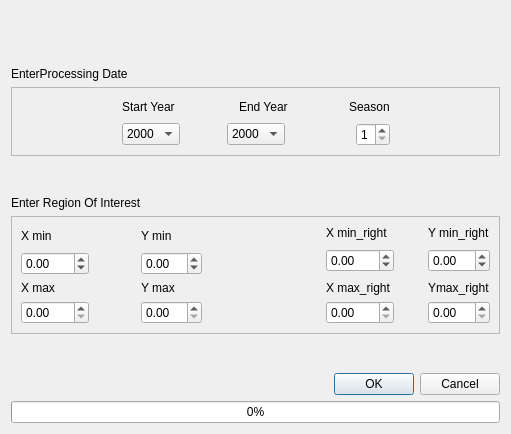
Above: drought_indexer_dialog_base.ui from john-ngugi/drought_indexer before the change. Below: the same form after it.
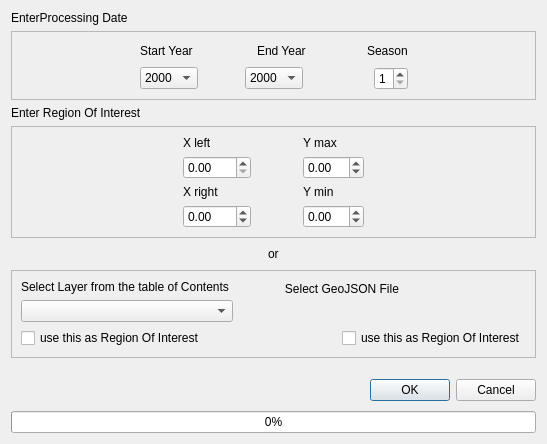
That is the form after the change. Custom widgets are drawn as their Qt base class.

The edit to the form file:
```diff
--- a/drought_indexer_dialog_base.ui
+++ b/drought_indexer_dialog_base.ui
@@ -6,35 +6,22 @@
    <rect>
     <x>0</x>
     <y>0</y>
-    <width>511</width>
-    <height>434</height>
+    <width>547</width>
+    <height>444</height>
    </rect>
   </property>
   <property name="windowTitle">
    <string>SADI Processor</string>
   </property>
-  <layout class="QGridLayout" name="gridLayout_5">
-   <item row="0" column="2">
-    <spacer name="verticalSpacer_5">
-     <property name="orientation">
-      <enum>Qt::Vertical</enum>
-     </property>
-     <property name="sizeHint" stdset="0">
-      <size>
-       <width>20</width>
-       <height>56</height>
-      </size>
-     </property>
-    </spacer>
-   </item>
-   <item row="1" column="0">
+  <layout class="QGridLayout" name="gridLayout_8">
+   <item row="0" column="0">
     <widget class="QLabel" name="label_6">
      <property name="text">
       <string>EnterProcessing Date</string>
      </property>
     </widget>
    </item>
-   <item row="2" column="0" colspan="3">
+   <item row="1" column="0" colspan="3">
     <widget class="QFrame" name="frame_2">
      <property name="frameShape">
       <enum>QFrame::StyledPanel</enum>
@@ -408,30 +395,56 @@
         </item>
        </layout>
       </item>
-     </layout>
-    </widget>
-   </item>
-   <item row="3" column="2">
-    <spacer name="verticalSpacer_4">
+      <item row="0" column="0" rowspan="2">
+       <spacer name="horizontalSpacer_6">
      <property name="orientation">
-      <enum>Qt::Vertical</enum>
+         <enum>Qt::Horizontal</enum>
      </property>
      <property name="sizeHint" stdset="0">
       <size>
-       <width>20</width>
-       <height>24</height>
+          <width>89</width>
+          <height>20</height>
       </size>
      </property>
     </spacer>
    </item>
-   <item row="4" column="0">
+     </layout>
+    </widget>
+   </item>
+   <item row="2" column="0">
     <widget class="QLabel" name="label_5">
      <property name="text">
       <string>Enter Region Of Interest</string>
      </property>
     </widget>
    </item>
-   <item row="5" column="0" colspan="3">
+   <item row="2" column="1">
+    <spacer name="verticalSpacer_4">
+     <property name="orientation">
+      <enum>Qt::Vertical</enum>
+     </property>
+     <property name="sizeHint" stdset="0">
+      <size>
+       <width>20</width>
+       <height>24</height>
+      </size>
+     </property>
+    </spacer>
+   </item>
+   <item row="2" column="2">
+    <spacer name="verticalSpacer_3">
+     <property name="orientation">
+      <enum>Qt::Vertical</enum>
+     </property>
+     <property name="sizeHint" stdset="0">
+      <size>
+       <width>20</width>
+       <height>10</height>
+      </size>
+     </property>
+    </spacer>
+   </item>
+   <item row="3" column="0" colspan="3">
     <widget class="QFrame" name="frame">
      <property name="frameShape">
       <enum>QFrame::StyledPanel</enum>
@@ -439,24 +452,40 @@
      <property name="frameShadow">
       <enum>QFrame::Raised</enum>
      </property>
-     <layout class="QGridLayout" name="gridLayout_3">
+     <layout class="QGridLayout" name="gridLayout_2">
       <item row="0" column="0">
+       <spacer name="horizontalSpacer_3">
+        <property name="orientation">
+         <enum>Qt::Horizontal</enum>
+        </property>
+        <property name="sizeHint" stdset="0">
+         <size>
+          <width>151</width>
+          <height>20</height>
+         </size>
+        </property>
+       </spacer>
+      </item>
+      <item row="0" column="1">
        <layout class="QGridLayout" name="gridLayout">
         <item row="0" column="0">
-         <widget class="QLabel" name="xMin">
+         <widget class="QLabel" name="xMax">
           <property name="text">
-           <string>X min</string>
+           <string>X left</string>
           </property>
          </widget>
         </item>
+        <item row="1" column="0">
+         <widget class="QDoubleSpinBox" name="sbXmax"/>
+        </item>
         <item row="1" column="2">
-         <widget class="QDoubleSpinBox" name="sbYmin">
+         <widget class="QDoubleSpinBox" name="sbYmax">
           <property name="minimum">
            <double>-90.000000000000000</double>
           </property>
          </widget>
         </item>
-        <item row="1" column="1" rowspan="2">
+        <item row="3" column="1">
          <spacer name="verticalSpacer_2">
           <property name="orientation">
            <enum>Qt::Vertical</enum>
@@ -469,56 +498,57 @@
           </property>
          </spacer>
         </item>
-        <item row="0" column="2">
+        <item row="3" column="2">
+         <widget class="QDoubleSpinBox" name="sbYmin">
+          <property name="minimum">
+           <double>-90.000000000000000</double>
+          </property>
+         </widget>
+        </item>
+        <item row="1" column="1" rowspan="2">
+         <spacer name="horizontalSpacer_2">
+          <property name="orientation">
+           <enum>Qt::Horizontal</enum>
+          </property>
+          <property name="sizeHint" stdset="0">
+           <size>
+            <width>40</width>
+            <height>20</height>
+           </size>
+          </property>
+         </spacer>
+        </item>
+        <item row="2" column="2">
          <widget class="QLabel" name="yMin">
           <property name="text">
            <string>Y min</string>
           </property>
          </widget>
         </item>
-        <item row="1" column="0">
-         <widget class="QDoubleSpinBox" name="sbXmin">
-          <property name="minimum">
-           <double>-180.000000000000000</double>
-          </property>
-         </widget>
-        </item>
-        <item row="2" column="2">
+        <item row="0" column="2">
          <widget class="QLabel" name="XMax">
           <property name="text">
            <string>Y max</string>
           </property>
          </widget>
         </item>
-        <item row="3" column="2">
-         <widget class="QDoubleSpinBox" name="sbYmax"/>
-        </item>
         <item row="2" column="0">
-         <widget class="QLabel" name="xMax">
+         <widget class="QLabel" name="xMin">
           <property name="text">
-           <string>X max</string>
+           <string>X right</string>
           </property>
          </widget>
         </item>
         <item row="3" column="0">
-         <widget class="QDoubleSpinBox" name="sbXmax"/>
-        </item>
-        <item row="0" column="1">
-         <spacer name="horizontalSpacer_2">
-          <property name="orientation">
-           <enum>Qt::Horizontal</enum>
+         <widget class="QDoubleSpinBox" name="sbXmaxr">
+          <property name="minimum">
+           <double>-180.000000000000000</double>
           </property>
-          <property name="sizeHint" stdset="0">
-           <size>
-            <width>40</width>
-            <height>20</height>
-           </size>
-          </property>
-         </spacer>
+         </widget>
         </item>
        </layout>
       </item>
-      <item row="0" column="1">
+      <item row="0" column="2">
        <spacer name="horizontalSpacer">
         <property name="orientation">
          <enum>Qt::Horizontal</enum>
@@ -531,103 +561,142 @@
         </property>
        </spacer>
       </item>
-      <item row="0" column="2">
-       <layout class="QGridLayout" name="gridLayout_2">
-        <item row="0" column="0">
+     </layout>
+    </widget>
+   </item>
+   <item row="4" column="0" colspan="3">
+    <layout class="QHBoxLayout" name="horizontalLayout_4">
+     <item>
+      <spacer name="horizontalSpacer_13">
+       <property name="orientation">
+        <enum>Qt::Horizontal</enum>
+       </property>
+       <property name="sizeHint" stdset="0">
+        <size>
+         <width>40</width>
+         <height>20</height>
+        </size>
+       </property>
+      </spacer>
+     </item>
+     <item>
          <widget class="QLabel" name="label_3">
           <property name="text">
-           <string>X min_right</string>
+        <string>or</string>
           </property>
          </widget>
         </item>
-        <item row="4" column="0">
-         <widget class="QDoubleSpinBox" name="sbXmaxr"/>
-        </item>
-        <item row="1" column="0" rowspan="2">
-         <widget class="QDoubleSpinBox" name="sbXminr">
-          <property name="minimum">
-           <double>-180.000000000000000</double>
-          </property>
-         </widget>
-        </item>
-        <item row="1" column="2" rowspan="2">
-         <widget class="QDoubleSpinBox" name="sbYminr">
-          <property name="minimum">
-           <double>-90.000000000000000</double>
-          </property>
-         </widget>
-        </item>
-        <item row="4" column="2">
-         <widget class="QDoubleSpinBox" name="sbYmaxr"/>
-        </item>
-        <item row="3" column="0">
-         <widget class="QLabel" name="xMaxRight">
-          <property name="text">
-           <string>X max_right</string>
-          </property>
-         </widget>
-        </item>
-        <item row="0" column="2">
-         <widget class="QLabel" name="yMin_Right">
+     <item>
+      <spacer name="horizontalSpacer_14">
+       <property name="orientation">
+        <enum>Qt::Horizontal</enum>
+       </property>
+       <property name="sizeHint" stdset="0">
+        <size>
+         <width>40</width>
+         <height>20</height>
+        </size>
+       </property>
+      </spacer>
+     </item>
+    </layout>
+   </item>
+   <item row="5" column="0" colspan="3">
+    <widget class="QFrame" name="frame_3">
+     <property name="frameShape">
+      <enum>QFrame::StyledPanel</enum>
+     </property>
+     <property name="frameShadow">
+      <enum>QFrame::Raised</enum>
+     </property>
+     <layout class="QGridLayout" name="gridLayout_7">
+      <item row="0" column="0">
+       <layout class="QGridLayout" name="gridLayout_5">
+        <item row="0" column="0" colspan="2">
+         <widget class="QLabel" name="label_8">
           <property name="text">
-           <string>Y min_right</string>
+           <string>Select Layer from the table of Contents </string>
           </property>
          </widget>
         </item>
-        <item row="2" column="1" rowspan="2">
-         <spacer name="verticalSpacer_3">
+        <item row="1" column="0" colspan="2">
+         <widget class="QComboBox" name="cbTocLayers"/>
+        </item>
+       </layout>
+      </item>
+      <item row="0" column="1">
+       <spacer name="horizontalSpacer_11">
           <property name="orientation">
-           <enum>Qt::Vertical</enum>
+         <enum>Qt::Horizontal</enum>
           </property>
           <property name="sizeHint" stdset="0">
            <size>
-            <width>17</width>
-            <height>24</height>
+          <width>78</width>
+          <height>20</height>
            </size>
           </property>
          </spacer>
         </item>
-        <item row="3" column="2">
-         <widget class="QLabel" name="Ymax_right">
+      <item row="0" column="2" colspan="2">
+       <layout class="QGridLayout" name="gridLayout_6">
+        <item row="0" column="0">
+         <widget class="QLabel" name="label_7">
           <property name="text">
-           <string>Ymax_right</string>
+           <string>   Select GeoJSON File                                      </string>
           </property>
          </widget>
         </item>
-        <item row="1" column="1">
-         <spacer name="horizontalSpacer_3">
+        <item row="1" column="0">
+         <widget class="QgsFileWidget" name="LegeojsonPath"/>
+        </item>
+       </layout>
+      </item>
+      <item row="1" column="0">
+       <widget class="QCheckBox" name="cbTocROI">
+        <property name="text">
+         <string>use this as Region Of Interest</string>
+        </property>
+       </widget>
+      </item>
+      <item row="1" column="1" colspan="2">
+       <spacer name="horizontalSpacer_12">
           <property name="orientation">
            <enum>Qt::Horizontal</enum>
           </property>
           <property name="sizeHint" stdset="0">
            <size>
-            <width>34</width>
-            <height>17</height>
+          <width>125</width>
+          <height>20</height>
            </size>
           </property>
          </spacer>
         </item>
-       </layout>
+      <item row="1" column="3">
+       <widget class="QCheckBox" name="cbGeoJsonROI">
+        <property name="text">
+         <string>use this as Region Of Interest</string>
+        </property>
+       </widget>
       </item>
      </layout>
     </widget>
    </item>
-   <item row="6" column="1">
-    <spacer name="verticalSpacer">
+   <item row="6" column="2">
+    <spacer name="verticalSpacer_6">
      <property name="orientation">
       <enum>Qt::Vertical</enum>
      </property>
      <property name="sizeHint" stdset="0">
       <size>
        <width>20</width>
-       <height>23</height>
+       <height>51</height>
       </size>
      </property>
     </spacer>
    </item>
    <item row="7" column="0" colspan="3">
-    <layout class="QHBoxLayout" name="horizontalLayout">
-     <item>
+    <layout class="QGridLayout" name="gridLayout_3">
+     <item row="0" column="0">
       <spacer name="horizontalSpacer_10">
        <property name="orientation">
         <enum>Qt::Horizontal</enum>
@@ -640,7 +709,20 @@
        </property>
       </spacer>
      </item>
-     <item>
+     <item row="2" column="2">
+      <spacer name="verticalSpacer_5">
+       <property name="orientation">
+        <enum>Qt::Vertical</enum>
+       </property>
+       <property name="sizeHint" stdset="0">
+        <size>
+         <width>20</width>
+         <height>17</height>
+        </size>
+       </property>
+      </spacer>
+     </item>
+     <item row="0" column="2">
       <widget class="QDialogButtonBox" name="okBtn">
        <property name="orientation">
         <enum>Qt::Horizontal</enum>
@@ -650,17 +732,37 @@
        </property>
       </widget>
      </item>
-    </layout>
-   </item>
-   <item row="8" column="0" colspan="3">
+     <item row="3" column="0" colspan="3">
     <widget class="QProgressBar" name="progressBar">
      <property name="value">
       <number>0</number>
      </property>
     </widget>
    </item>
+     <item row="1" column="2">
+      <spacer name="verticalSpacer">
+       <property name="orientation">
+        <enum>Qt::Vertical</enum>
+       </property>
+       <property name="sizeHint" stdset="0">
+        <size>
+         <width>20</width>
+         <height>23</height>
+        </size>
+       </property>
+      </spacer>
+     </item>
+    </layout>
+   </item>
   </layout>
  </widget>
+ <customwidgets>
+  <customwidget>
+   <class>QgsFileWidget</class>
+   <extends>QWidget</extends>
+   <header>qgsfilewidget.h</header>
+  </customwidget>
+ </customwidgets>
  <resources/>
  <connections/>
 </ui>
```
Left out of the diff: 19 changed lines with no effect on the pictures. Lines whose indentation alone changed are shown as unchanged.
